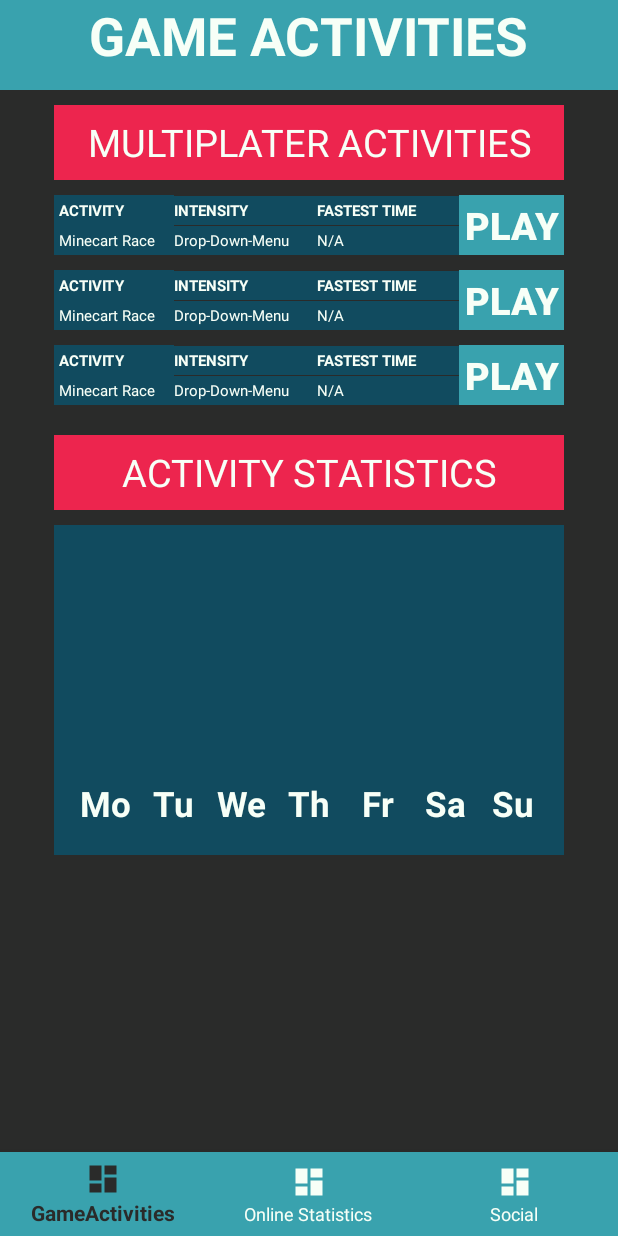
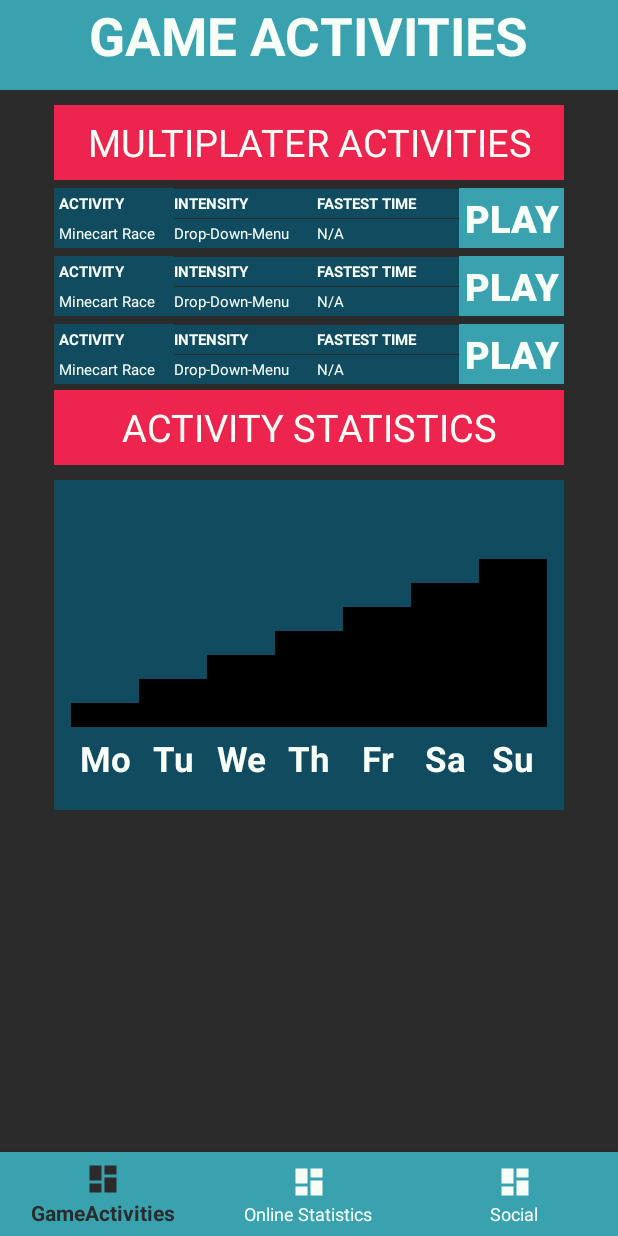
Before and after one commit to AtomicPotatoEmil/P2-Prototype, an Android app: the screen it shows after launch (GameActivities), on a phone screen of 412 x 824 dp. Run offline under Robolectric (Android 15) with nearby library versions, the phone set to English and light mode, and no system bars.

Commit message:
Made statistics more compact
Also changed the color of the white bar on top

```diff
--- a/prototypeP2/app/src/main/java/dk/aau/student/meda2a220a/p2protype/GameActivities.java
+++ b/prototypeP2/app/src/main/java/dk/aau/student/meda2a220a/p2protype/GameActivities.java
@@ -3,6 +3,7 @@ package dk.aau.student.meda2a220a.p2protype;
 import android.content.Intent;
 import android.os.Bundle;
 import android.view.MenuItem;
+import android.widget.ProgressBar;
 
 import androidx.annotation.NonNull;
 import androidx.appcompat.app.AppCompatActivity;
@@ -15,6 +16,13 @@ public class GameActivities extends AppCompatActivity {
     protected void onCreate(Bundle savedInstanceState) {
         super.onCreate(savedInstanceState);
         setContentView(R.layout.activity_main);
+
+
+        // Initializing views of the progress bars
+        InitializeProgressBars();
+
+        // Setting values of the progress bars
+
 
         BottomNavigationView bottomNavigationView = findViewById(R.id.bottom_navigation);
 
@@ -41,4 +49,21 @@ public class GameActivities extends AppCompatActivity {
             }
         });
     }
+
+    public void InitializeProgressBars() {
+        ProgressBar progressBarMo = (ProgressBar) findViewById(R.id.progressBarMo);
+        ProgressBar progressBarTu = (ProgressBar) findViewById(R.id.progressBarTu);
+        ProgressBar progressBarWe = (ProgressBar) findViewById(R.id.progressBarWe);
+        ProgressBar progressBarTh = (ProgressBar) findViewById(R.id.progressBarTh);
+        ProgressBar progressBarFr = (ProgressBar) findViewById(R.id.progressBarFr);
+        ProgressBar progressBarSa = (ProgressBar) findViewById(R.id.progressBarSa);
+        ProgressBar progressBarSu = (ProgressBar) findViewById(R.id.progressBarSu);
+        progressBarMo.setProgress(10);
+        progressBarTu.setProgress(20);
+        progressBarWe.setProgress(30);
+        progressBarTh.setProgress(40);
+        progressBarFr.setProgress(50);
+        progressBarSa.setProgress(60);
+        progressBarSu.setProgress(70);
+    }
 }
--- a/prototypeP2/app/src/main/java/dk/aau/student/meda2a220a/p2protype/OnlineStatistics.java
+++ b/prototypeP2/app/src/main/java/dk/aau/student/meda2a220a/p2protype/OnlineStatistics.java
@@ -6,6 +6,7 @@ import androidx.appcompat.app.AppCompatActivity;
 import android.content.Intent;
 import android.os.Bundle;
 import android.view.MenuItem;
+import android.widget.ProgressBar;
 
 import com.google.android.material.bottomnavigation.BottomNavigationView;
 
@@ -15,6 +16,7 @@ public class OnlineStatistics extends AppCompatActivity {
     protected void onCreate(Bundle savedInstanceState) {
         super.onCreate(savedInstanceState);
         setContentView(R.layout.activity_online_statistics);
+
 
         BottomNavigationView bottomNavigationView = findViewById(R.id.bottom_navigation);
 
--- /dev/null
+++ b/prototypeP2/app/src/main/res/drawable/progressbar_vertical.xml
@@ -0,0 +1,10 @@
+<?xml version="1.0" encoding="utf-8"?>
+<selector xmlns:android="http://schemas.android.com/apk/res/android">
+
+    <item android:id="@android:id/progress">
+        <clip android:clipOrientation="vertical" android:gravity="bottom">
+            <color android:color="#000"/>
+        </clip>
+    </item>
+
+</selector>
--- a/prototypeP2/app/src/main/res/layout/activity_main.xml
+++ b/prototypeP2/app/src/main/res/layout/activity_main.xml
@@ -8,90 +8,79 @@
     android:background="@color/JET"
     tools:context=".GameActivities">
 
-    <TextView
-        android:id="@+id/multiplayerPanel"
-        android:layout_width="340dp"
-        android:layout_height="50dp"
-        android:layout_alignParentTop="true"
-        android:layout_gravity="center"
-        android:layout_marginTop="70dp"
-        android:background="@color/RED"
-        android:layout_centerHorizontal="true"
-        android:gravity="center"
-        android:layout_marginLeft="10dp"
-        android:text="MULTIPLATER ACTIVITIES"
-        android:textColor="@color/MINTWHITEd"
-        android:textSize="25sp"
-        android:visibility="visible"
-        app:layout_constraintEnd_toEndOf="parent"
-        app:layout_constraintStart_toStartOf="parent"
-        app:layout_constraintTop_toTopOf="parent" />
-
-    <TextView
-        android:id="@+id/activityStatsPanel"
-        android:layout_width="340dp"
-        android:layout_height="50dp"
-        android:layout_alignParentTop="true"
-        android:layout_gravity="center"
-        android:layout_marginTop="290dp"
-        android:background="@color/RED"
-        android:gravity="center"
-        android:layout_centerHorizontal="true"
-        android:layout_marginLeft="10dp"
-        android:text="ACTIVITY STATISTICS"
-        android:textColor="@color/MINTWHITEd"
-        android:textSize="25sp"
-        android:visibility="visible"
-        app:layout_constraintEnd_toEndOf="parent"
-        app:layout_constraintStart_toStartOf="parent"
-        app:layout_constraintTop_toTopOf="parent" />
-
     <LinearLayout
         android:id="@+id/statisticsPanel"
         android:layout_width="340dp"
         android:layout_height="170dp"
+        android:layout_centerHorizontal="true"
+        android:layout_marginLeft="10dp"
+        android:layout_marginTop="320dp"
+        android:background="@color/DARKBLUE"
         android:gravity="center"
-        android:background="@color/DARKBLUE"
-        android:layout_centerHorizontal="true"
-        android:layout_marginTop="350dp"
-        android:layout_marginLeft="10dp"
         android:orientation="horizontal">
 
-        <View
+        <ProgressBar
+            android:id="@+id/progressBarMo"
+            style="@style/Widget.AppCompat.ProgressBar.Horizontal"
             android:layout_width="45dp"
+            android:layout_height="match_parent"
             android:layout_marginTop="5dp"
             android:layout_marginBottom="5dp"
-            android:layout_height="match_parent" />
-        <View
+            android:progressDrawable="@drawable/progressbar_vertical" />
+
+        <ProgressBar
+            android:id="@+id/progressBarTu"
+            style="@style/Widget.AppCompat.ProgressBar.Horizontal"
             android:layout_width="45dp"
+            android:layout_height="match_parent"
             android:layout_marginTop="5dp"
             android:layout_marginBottom="5dp"
-            android:layout_height="match_parent" />
-        <View
+            android:progressDrawable="@drawable/progressbar_vertical" />
+
+        <ProgressBar
+            android:id="@+id/progressBarWe"
+            style="@style/Widget.AppCompat.ProgressBar.Horizontal"
             android:layout_width="45dp"
+            android:layout_height="match_parent"
             android:layout_marginTop="5dp"
             android:layout_marginBottom="5dp"
-            android:layout_height="match_parent" />
-        <View
+            android:progressDrawable="@drawable/progressbar_vertical" />
+
+        <ProgressBar
+            android:id="@+id/progressBarTh"
+            style="@style/Widget.AppCompat.ProgressBar.Horizontal"
             android:layout_width="45dp"
+            android:layout_height="match_parent"
             android:layout_marginTop="5dp"
             android:layout_marginBottom="5dp"
-            android:layout_height="match_parent" />
-        <View
+            android:progressDrawable="@drawable/progressbar_vertical" />
+
+        <ProgressBar
+            android:id="@+id/progressBarFr"
+            style="@style/Widget.AppCompat.ProgressBar.Horizontal"
             android:layout_width="45dp"
+            android:layout_height="match_parent"
             android:layout_marginTop="5dp"
             android:layout_marginBottom="5dp"
-            android:layout_height="match_parent" />
-        <View
+            android:progressDrawable="@drawable/progressbar_vertical" />
+
+        <ProgressBar
+            android:id="@+id/progressBarSa"
+            style="@style/Widget.AppCompat.ProgressBar.Horizontal"
             android:layout_width="45dp"
+            android:layout_height="match_parent"
             android:layout_marginTop="5dp"
             android:layout_marginBottom="5dp"
-            android:layout_height="match_parent" />
-        <View
+            android:progressDrawable="@drawable/progressbar_vertical" />
+
+        <ProgressBar
+            android:id="@+id/progressBarSu"
+            style="@style/Widget.AppCompat.ProgressBar.Horizontal"
             android:layout_width="45dp"
+            android:layout_height="match_parent"
             android:layout_marginTop="5dp"
             android:layout_marginBottom="5dp"
-            android:layout_height="match_parent" />
+            android:progressDrawable="@drawable/progressbar_vertical" />
 
     </LinearLayout>
 
@@ -99,17 +88,17 @@
         android:layout_width="340dp"
         android:layout_height="50dp"
         android:layout_below="@id/statisticsPanel"
+        android:layout_centerHorizontal="true"
+        android:layout_marginLeft="10dp"
         android:background="@color/DARKBLUE"
         android:gravity="center"
-        android:layout_centerHorizontal="true"
-        android:layout_marginLeft="10dp"
         android:orientation="horizontal">
 
         <TextView
             android:layout_width="45dp"
             android:layout_height="match_parent"
+            android:layout_gravity="center"
             android:text="Mo"
-            android:layout_gravity="center"
             android:textAlignment="center"
             android:textColor="@color/MINTWHITEd"
             android:textSize="23sp"
@@ -118,8 +107,8 @@
         <TextView
             android:layout_width="45dp"
             android:layout_height="match_parent"
+            android:layout_gravity="center"
             android:text="Tu"
-            android:layout_gravity="center"
             android:textAlignment="center"
             android:textColor="@color/MINTWHITEd"
             android:textSize="23sp"
@@ -138,8 +127,8 @@
         <TextView
             android:layout_width="45dp"
             android:layout_height="match_parent"
+            android:layout_gravity="center"
             android:text="Th"
-            android:layout_gravity="center"
             android:textAlignment="center"
             android:textColor="@color/MINTWHITEd"
             android:textSize="23sp"
@@ -148,8 +137,8 @@
         <TextView
             android:layout_width="45dp"
             android:layout_height="match_parent"
+            android:layout_gravity="center"
             android:text="Fr"
-            android:layout_gravity="center"
             android:textAlignment="center"
             android:textColor="@color/MINTWHITEd"
             android:textSize="23sp"
@@ -158,8 +147,8 @@
         <TextView
             android:layout_width="45dp"
             android:layout_height="match_parent"
+            android:layout_gravity="center"
             android:text="Sa"
-            android:layout_gravity="center"
             android:textAlignment="center"
             android:textColor="@color/MINTWHITEd"
             android:textSize="23sp"
@@ -175,6 +164,63 @@
             android:textStyle="bold" />
 
     </LinearLayout>
+
+    <TextView
+        android:id="@+id/activityStatsPanel"
+        android:layout_width="340dp"
+        android:layout_height="50dp"
+        android:layout_alignParentTop="true"
+        android:layout_centerHorizontal="true"
+        android:layout_gravity="center"
+        android:layout_marginLeft="10dp"
+        android:layout_marginTop="260dp"
+        android:background="@color/RED"
+        android:gravity="center"
+        android:text="ACTIVITY STATISTICS"
+        android:textColor="@color/MINTWHITEd"
+        android:textSize="25sp"
+        android:visibility="visible"
+        app:layout_constraintEnd_toEndOf="parent"
+        app:layout_constraintStart_toStartOf="parent"
+        app:layout_constraintTop_toTopOf="parent" />
+
+    <View
+        android:id="@+id/rectangle_at_the_top"
+        android:layout_width="match_parent"
+        android:layout_height="60dp"
+        android:layout_alignParentTop="true"
+        android:background="@color/CADETBLUE"
+        android:visibility="visible"
+        app:layout_constraintEnd_toEndOf="parent"
+        app:layout_constraintStart_toStartOf="parent"
+        app:layout_constraintTop_toTopOf="parent" />
+
+    <TextView
+        android:id="@+id/textView"
+        android:layout_width="wrap_content"
+        android:layout_height="wrap_content"
+        android:layout_centerHorizontal="true"
+        android:text="GAME ACTIVITIES"
+        android:textColor="@color/MINTWHITEd"
+        android:textSize="35sp"
+        android:textStyle="bold"
+        app:layout_constraintEnd_toEndOf="@+id/rectangle_at_the_top"
+        app:layout_constraintHorizontal_bias="0.495"
+        app:layout_constraintStart_toStartOf="parent"
+        app:layout_constraintTop_toTopOf="parent" />
+
+    <com.google.android.material.bottomnavigation.BottomNavigationView
+        android:id="@+id/bottom_navigation"
+        android:layout_width="match_parent"
+        android:layout_height="wrap_content"
+        android:layout_alignParentBottom="true"
+        app:itemBackground="@color/CADETBLUE"
+        app:itemIconTint="@drawable/selector"
+        app:itemTextColor="@drawable/selector"
+        app:layout_constraintBottom_toBottomOf="parent"
+        app:menu="@menu/menu_navigation">
+
+    </com.google.android.material.bottomnavigation.BottomNavigationView>
 
     <LinearLayout
         android:layout_width="wrap_content"
@@ -200,7 +246,7 @@
                     android:layout_width="80dp"
                     android:layout_height="20dp"
                     android:layout_alignParentTop="true"
-                android:layout_marginTop="10dp"
+                    android:layout_marginTop="5dp"
                     android:background="@color/DARKBLUE"
                     android:gravity="center"
                     android:padding="3dp"
@@ -220,7 +266,7 @@
                     android:layout_width="100dp"
                     android:layout_height="20dp"
                     android:layout_alignParentTop="true"
-                android:layout_marginTop="10dp"
+                    android:layout_marginTop="5dp"
                     android:layout_weight="1"
                     android:background="@color/DARKBLUE"
                     android:gravity="center"
@@ -240,7 +286,7 @@
                     android:layout_width="100dp"
                     android:layout_height="20dp"
                     android:layout_alignParentTop="true"
-                android:layout_marginTop="10dp"
+                    android:layout_marginTop="5dp"
                     android:layout_weight="1"
                     android:background="@color/DARKBLUE"
                     android:gravity="center"
@@ -256,6 +302,7 @@
                     tools:ignore="RtlCompat" />
 
             </LinearLayout>
+
             <LinearLayout
                 android:layout_width="wrap_content"
                 android:layout_height="wrap_content"
@@ -329,7 +376,7 @@
                     android:layout_width="80dp"
                     android:layout_height="20dp"
                     android:layout_alignParentTop="true"
-                android:layout_marginTop="10dp"
+                    android:layout_marginTop="5dp"
                     android:background="@color/DARKBLUE"
                     android:gravity="center"
                     android:padding="3dp"
@@ -349,7 +396,7 @@
                     android:layout_width="100dp"
                     android:layout_height="20dp"
                     android:layout_alignParentTop="true"
-                android:layout_marginTop="10dp"
+                    android:layout_marginTop="5dp"
                     android:layout_weight="1"
                     android:background="@color/DARKBLUE"
                     android:gravity="center"
@@ -369,7 +416,7 @@
                     android:layout_width="100dp"
                     android:layout_height="20dp"
                     android:layout_alignParentTop="true"
-                android:layout_marginTop="10dp"
+                    android:layout_marginTop="5dp"
                     android:layout_weight="1"
                     android:background="@color/DARKBLUE"
                     android:gravity="center"
@@ -446,6 +493,7 @@
                     app:layout_constraintTop_toTopOf="parent"
                     tools:ignore="RtlCompat" />
             </LinearLayout>
+
             <LinearLayout
                 android:layout_width="wrap_content"
                 android:layout_height="wrap_content"
@@ -464,7 +512,7 @@
                     android:layout_width="80dp"
                     android:layout_height="20dp"
                     android:layout_alignParentTop="true"
-                android:layout_marginTop="10dp"
+                    android:layout_marginTop="5dp"
                     android:background="@color/DARKBLUE"
                     android:gravity="center"
                     android:padding="3dp"
@@ -484,7 +532,7 @@
                     android:layout_width="100dp"
                     android:layout_height="20dp"
                     android:layout_alignParentTop="true"
-                android:layout_marginTop="10dp"
+                    android:layout_marginTop="5dp"
                     android:layout_weight="1"
                     android:background="@color/DARKBLUE"
                     android:gravity="center"
@@ -504,7 +552,7 @@
                     android:layout_width="100dp"
                     android:layout_height="20dp"
                     android:layout_alignParentTop="true"
-                android:layout_marginTop="10dp"
+                    android:layout_marginTop="5dp"
                     android:layout_weight="1"
                     android:background="@color/DARKBLUE"
                     android:gravity="center"
@@ -584,12 +632,13 @@
 
             </LinearLayout>
         </LinearLayout>
+
         <LinearLayout
             android:id="@+id/buttonsLayout"
             android:layout_width="70dp"
             android:layout_height="wrap_content"
             android:layout_centerHorizontal="false"
-        android:layout_marginTop="130dp"
+            android:layout_marginTop="125dp"
             android:layout_toRightOf="@id/panelLayout"
             android:orientation="vertical">
 
@@ -599,27 +648,27 @@
                 android:layout_height="40dp"
                 android:background="@color/CADETBLUE"
                 android:text="PLAY"
+                android:textColor="@color/MINTWHITEd"
                 android:textSize="25sp"
-            android:textStyle="bold"
-            android:textColor="@color/MINTWHITEd"/>
+                android:textStyle="bold" />
 
             <Button
                 style="@style/Widget.AppCompat.Button.Borderless"
                 android:layout_width="wrap_content"
                 android:layout_height="40dp"
+                android:layout_marginTop="5dp"
                 android:background="@color/CADETBLUE"
-            android:layout_marginTop="10dp"
                 android:text="PLAY"
+                android:textColor="@color/MINTWHITEd"
                 android:textSize="25sp"
-            android:textStyle="bold"
-            android:textColor="@color/MINTWHITEd"/>
+                android:textStyle="bold" />
 
             <Button
                 android:id="@+id/button2"
                 style="@style/Widget.AppCompat.Button.Borderless"
                 android:layout_width="match_parent"
                 android:layout_height="40dp"
-            android:layout_marginTop="10dp"
+                android:layout_marginTop="5dp"
                 android:background="@color/CADETBLUE"
                 android:text="PLAY"
                 android:textColor="@color/MINTWHITEd"
@@ -627,42 +676,24 @@
                 android:textStyle="bold" />
         </LinearLayout>
     </LinearLayout>
-    <View
-        android:id="@+id/rectangle_at_the_top"
-        android:layout_width="match_parent"
-        android:layout_height="60dp"
+
+    <TextView
+        android:id="@+id/multiplayerPanel"
+        android:layout_width="340dp"
+        android:layout_height="50dp"
         android:layout_alignParentTop="true"
-        android:background="@color/CADETBLUE"
+        android:layout_centerHorizontal="true"
+        android:layout_gravity="center"
+        android:layout_marginLeft="10dp"
+        android:layout_marginTop="70dp"
+        android:background="@color/RED"
+        android:gravity="center"
+        android:text="MULTIPLATER ACTIVITIES"
+        android:textColor="@color/MINTWHITEd"
+        android:textSize="25sp"
         android:visibility="visible"
         app:layout_constraintEnd_toEndOf="parent"
         app:layout_constraintStart_toStartOf="parent"
         app:layout_constraintTop_toTopOf="parent" />
 
-    <TextView
-        android:id="@+id/textView"
-        android:layout_width="wrap_content"
-        android:layout_height="wrap_content"
-        android:text="GAME ACTIVITIES"
-        android:layout_centerHorizontal="true"
-        android:textColor="@color/MINTWHITEd"
-        android:textSize="35sp"
-        android:textStyle="bold"
-        app:layout_constraintEnd_toEndOf="@+id/rectangle_at_the_top"
-        app:layout_constraintHorizontal_bias="0.495"
-        app:layout_constraintStart_toStartOf="parent"
-        app:layout_constraintTop_toTopOf="parent" />
-
-    <com.google.android.material.bottomnavigation.BottomNavigationView
-        android:id="@+id/bottom_navigation"
-        android:layout_width="match_parent"
-        android:layout_height="wrap_content"
-        android:layout_alignParentBottom="true"
-        app:itemBackground="@color/CADETBLUE"
-        app:itemIconTint="@drawable/selector"
-        app:itemTextColor="@drawable/selector"
-        app:layout_constraintBottom_toBottomOf="parent"
-        app:menu="@menu/menu_navigation" >
-
-    </com.google.android.material.bottomnavigation.BottomNavigationView>
-
 </RelativeLayout>
--- a/prototypeP2/app/src/main/res/layout/activity_online_statistics.xml
+++ b/prototypeP2/app/src/main/res/layout/activity_online_statistics.xml
@@ -7,6 +7,16 @@
     tools:context=".OnlineStatistics"
     android:background="@color/JET"
     >
+
+
+    <ProgressBar
+        android:id="@+id/progressBar"
+        style="@style/Widget.AppCompat.ProgressBar.Horizontal"
+        android:layout_width="45dp"
+        android:layout_height="507dp"
+        android:progressDrawable="@drawable/progressbar_vertical"
+        tools:layout_editor_absoluteX="181dp"
+        tools:layout_editor_absoluteY="129dp" />
 
     <View
         android:id="@+id/rectangle_at_the_top"
--- a/prototypeP2/app/src/main/res/values/colors.xml
+++ b/prototypeP2/app/src/main/res/values/colors.xml
@@ -1,5 +1,8 @@
 <?xml version="1.0" encoding="utf-8"?>
 <resources>
+    <color name="colorPrimary">#1F1F1F</color>
+    <color name="colorPrimaryDark">#39A2AE</color>
+    <color name="colorAccent">#D81B60</color>
 <!--СADET Blue-->
     <color name="CADETBLUE">#39A2AE</color>
 
--- a/prototypeP2/app/src/main/res/values/styles.xml
+++ b/prototypeP2/app/src/main/res/values/styles.xml
@@ -3,9 +3,9 @@
     <!-- Base application theme. -->
     <style name="AppTheme" parent="Theme.AppCompat.Light.NoActionBar">
         <!-- Customize your theme here. -->
-        <item name="colorPrimary">@color/JET</item>
-        <item name="colorPrimaryDark">@color/MINTWHITEd</item>
-        <item name="colorAccent">@color/CADETBLUE</item>
+        <item name="colorPrimary">@color/colorPrimary</item>
+        <item name="colorPrimaryDark">@color/colorPrimaryDark</item>
+        <item name="colorAccent">@color/colorAccent</item>
     </style>
 
 </resources>
```
Lines whose indentation alone changed are shown as unchanged.
